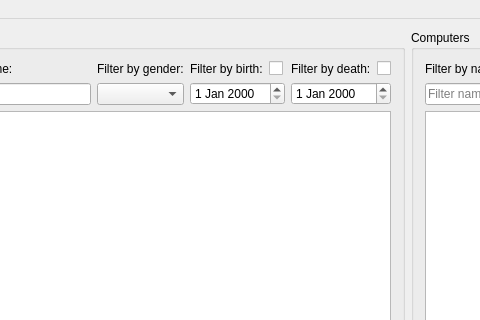
This is skilaverkefni3/ui/mainwindow.ui in Njallzzz/Skilaverkefni as Qt 5 draws it before an edit; both pictures show x 92 to 572 and y 0 to 320 of the 999 by 575 pixel window. The edited form follows.
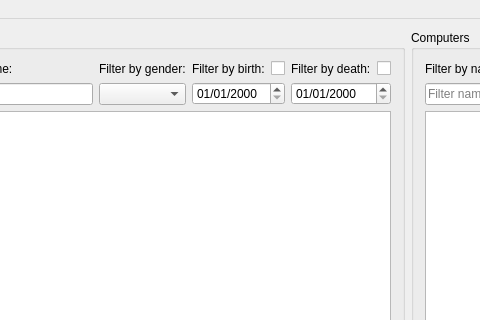
This is the edited form.

Commit message: fixed filter by year and death for person

What changed in the file:
```diff
--- a/skilaverkefni3/ui/mainwindow.ui
+++ b/skilaverkefni3/ui/mainwindow.ui
@@ -82,7 +82,11 @@
               </layout>
              </item>
              <item>
-              <widget class="QDateEdit" name="date_birth_p"/>
+              <widget class="QDateEdit" name="date_birth_p">
+               <property name="displayFormat">
+                <string>dd/MM/yyyy</string>
+               </property>
+              </widget>
              </item>
             </layout>
            </item>
@@ -107,7 +111,11 @@
               </layout>
              </item>
              <item>
-              <widget class="QDateEdit" name="date_death_p"/>
+              <widget class="QDateEdit" name="date_death_p">
+               <property name="displayFormat">
+                <string>dd/MM/yyyy</string>
+               </property>
+              </widget>
              </item>
             </layout>
            </item>
```
Left out of the diff: 10 changed lines with no effect on the pictures. The commit also changes 1 other file.
